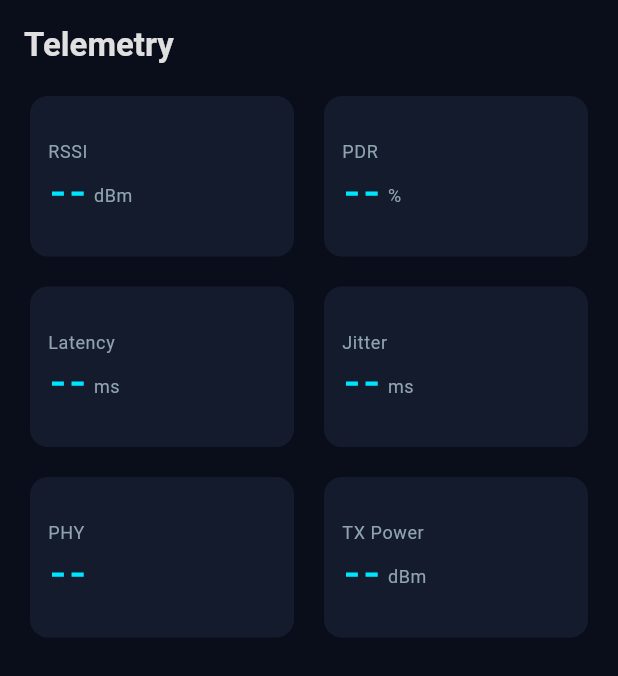
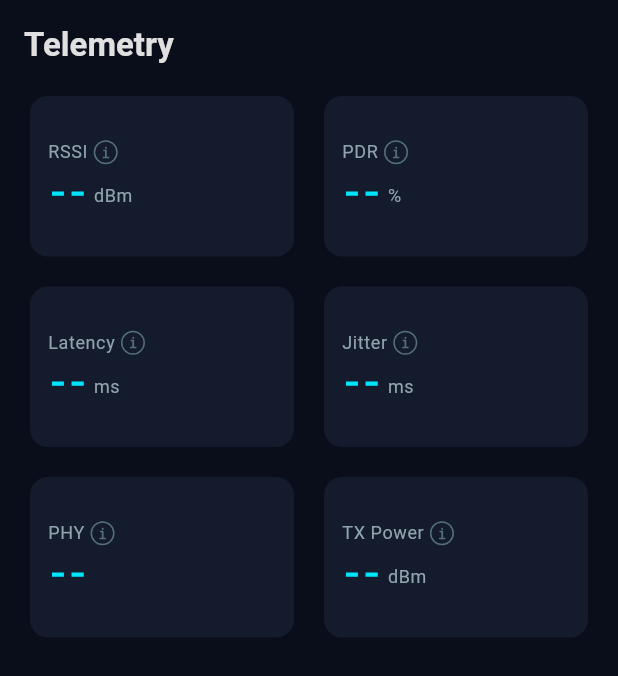
Before and after one commit to Royyyylin/ble_qos_app, a Flutter app: the DashboardTab widget shown alone on an empty page, opened directly with empty values, on a phone screen of 412 x 824 dp. Shown: the top 676 px of the screen. Run offline on Flutter 3.47's test engine with Material 3 defaults, Android fonts, the phone set to English and light mode, and no system bars; our stand-ins replace drift, flutter_blue_plus, flutter_riverpod, go_router, permission_handler; accounts and stored records are empty; generated files the repository leaves out were written again.

Commit message:
feat: add tooltip system with ⓘ info buttons on Dashboard metrics
InfoTooltip widget shows bottom sheet with title + body.
TooltipContent constants for all metrics (RSSI/PDR/Lat/Jit/PHY/TX).
Each Dashboard metric card now has ⓘ button for threshold explanation.

Co-Authored-By: Claude Opus 4.6 (1M context) <noreply@anthropic.com>

```diff
--- /dev/null
+++ b/lib/data/tooltip_content.dart
@@ -0,0 +1,45 @@
+/// Tooltip content for all metrics and controls.
+/// Source: UI_REDESIGN_SPEC.md §Tooltip Content
+class TooltipContent {
+  TooltipContent._();
+
+  static const rssi = (
+    title: 'RSSI 信號強度',
+    body: '> -65 dBm 強信號（綠）\n-65 ~ -85 中等（橘）\n< -85 弱信號（紅）',
+  );
+
+  static const pdr = (
+    title: 'PDR 封包送達率',
+    body: '> 95% 良好（綠）\n85~95% 注意（橘）\n< 85% 差（紅）',
+  );
+
+  static const latency = (
+    title: '延遲 Latency',
+    body: '< 20ms 低延遲（綠）\n20~50ms 正常（橘）\n> 50ms 高延遲（紅）',
+  );
+
+  static const jitter = (
+    title: '延遲抖動 Jitter',
+    body: '< 5ms 穩定（綠）\n5~15ms 波動（橘）\n> 15ms 不穩定（紅）',
+  );
+
+  static const phy = (
+    title: 'PHY 無線電模式',
+    body: '2M — 最快，距離最短\n1M — 平衡\nCoded S2 — 500kbps，較遠\nCoded S8 — 125kbps，最遠',
+  );
+
+  static const txPower = (
+    title: 'TX Power 發射功率',
+    body: '範圍 -40 ~ +8 dBm\n值越高距離越遠但越耗電',
+  );
+
+  static const profile = (
+    title: 'Profile QoS 策略',
+    body: 'FAST — 2M / 15ms，低延遲\nBALANCED — 1M / 30ms，平衡\nROBUST — Coded / 50ms，高可靠',
+  );
+
+  static const mode = (
+    title: 'Mode 模式',
+    body: 'AUTO — 韌體自動調整 QoS 參數\nENGINEER — 手動控制，5 分鐘 timeout',
+  );
+}
--- a/lib/features/device/dashboard/dashboard_tab.dart
+++ b/lib/features/device/dashboard/dashboard_tab.dart
@@ -5,13 +5,16 @@ import 'package:ble_qos_app/core/domain/health_threshold.dart';
 import 'package:ble_qos_app/core/gatt/gatt_structs.dart';
 import 'package:ble_qos_app/core/providers/metrics_provider.dart';
 import 'package:ble_qos_app/core/theme/app_colors.dart';
+import 'package:ble_qos_app/data/tooltip_content.dart';
+import 'package:ble_qos_app/widgets/info_tooltip.dart';
 
-/// Metric definition with health judgment.
+/// Metric definition with health judgment and tooltip.
 typedef _MetricDef = ({
   String label,
   String unit,
   String Function(QosStatus s) valueOf,
   HealthLevel Function(QosStatus s)? health,
+  ({String title, String body})? tooltip,
 });
 
 /// Dashboard tab — telemetry metrics with Pass/Fail color coding.
@@ -27,36 +30,42 @@ class DashboardTab extends ConsumerWidget {
       unit: 'dBm',
       valueOf: (s) => '${s.rssi}',
       health: (s) => HealthThreshold.rssi(s.rssi),
+      tooltip: TooltipContent.rssi,
     ),
     (
       label: 'PDR',
       unit: '%',
       valueOf: (s) => '${s.pdr}',
       health: (s) => HealthThreshold.pdr(s.pdr),
+      tooltip: TooltipContent.pdr,
     ),
     (
       label: 'Latency',
       unit: 'ms',
       valueOf: (s) => '${s.latency}',
       health: (s) => HealthThreshold.latency(s.latency),
+      tooltip: TooltipContent.latency,
     ),
     (
       label: 'Jitter',
       unit: 'ms',
       valueOf: (s) => '${s.jitter}',
       health: (s) => HealthThreshold.jitter(s.jitter),
+      tooltip: TooltipContent.jitter,
     ),
     (
       label: 'PHY',
       unit: '',
       valueOf: (s) => '${s.phy}',
-      health: null, // config value, no threshold
+      health: null,
+      tooltip: TooltipContent.phy,
     ),
     (
       label: 'TX Power',
       unit: 'dBm',
       valueOf: (s) => '${s.txPower}',
       health: null,
+      tooltip: TooltipContent.txPower,
     ),
   ];
 
@@ -101,6 +110,7 @@ class DashboardTab extends ConsumerWidget {
             health: status != null && m.health != null
                 ? m.health!(status)
                 : HealthLevel.unknown,
+            tooltip: m.tooltip,
           ),
       ],
     );
@@ -112,12 +122,14 @@ class _MetricCard extends StatelessWidget {
   final String value;
   final String unit;
   final HealthLevel health;
+  final ({String title, String body})? tooltip;
 
   const _MetricCard({
     required this.label,
     required this.value,
     required this.unit,
     required this.health,
+    this.tooltip,
   });
 
   @override
@@ -136,7 +148,15 @@ class _MetricCard extends StatelessWidget {
             crossAxisAlignment: CrossAxisAlignment.start,
             mainAxisAlignment: MainAxisAlignment.center,
             children: [
-              Text(label, style: Theme.of(context).textTheme.bodySmall),
+              Row(
+                children: [
+                  Text(label, style: Theme.of(context).textTheme.bodySmall),
+                  if (tooltip != null) ...[
+                    const SizedBox(width: 4),
+                    InfoTooltip(title: tooltip!.title, body: tooltip!.body),
+                  ],
+                ],
+              ),
               const SizedBox(height: 4),
               Row(
                 crossAxisAlignment: CrossAxisAlignment.baseline,
--- /dev/null
+++ b/lib/widgets/info_tooltip.dart
@@ -0,0 +1,94 @@
+import 'package:flutter/material.dart';
+
+import '../core/theme/app_colors.dart';
+
+/// ⓘ info button that shows a bottom sheet with title + body.
+/// Reusable across all metric displays.
+class InfoTooltip extends StatelessWidget {
+  final String title;
+  final String body;
+
+  const InfoTooltip({
+    super.key,
+    required this.title,
+    required this.body,
+  });
+
+  @override
+  Widget build(BuildContext context) {
+    return GestureDetector(
+      onTap: () => _showSheet(context),
+      child: Container(
+        width: 16,
+        height: 16,
+        decoration: BoxDecoration(
+          shape: BoxShape.circle,
+          border: Border.all(color: AppColors.stale, width: 1),
+        ),
+        alignment: Alignment.center,
+        child: Text(
+          'i',
+          style: TextStyle(
+            fontSize: 9,
+            fontWeight: FontWeight.w700,
+            fontFamily: AppColors.monoFontFamily,
+            color: AppColors.stale,
+            height: 1,
+          ),
+        ),
+      ),
+    );
+  }
+
+  void _showSheet(BuildContext context) {
+    showModalBottomSheet(
+      context: context,
+      backgroundColor: AppColors.surface,
+      shape: const RoundedRectangleBorder(
+        borderRadius: BorderRadius.vertical(top: Radius.circular(16)),
+      ),
+      builder: (ctx) => Padding(
+        padding: const EdgeInsets.fromLTRB(24, 12, 24, 32),
+        child: Column(
+          mainAxisSize: MainAxisSize.min,
+          crossAxisAlignment: CrossAxisAlignment.start,
+          children: [
+            // Drag handle
+            Center(
+              child: Container(
+                width: 36,
+                height: 4,
+                margin: const EdgeInsets.only(bottom: 16),
+                decoration: BoxDecoration(
+                  color: AppColors.stale,
+                  borderRadius: BorderRadius.circular(2),
+                ),
+              ),
+            ),
+            // Title
+            Text(
+              title,
+              style: TextStyle(
+                fontFamily: AppColors.monoFontFamily,
+                fontSize: 13,
+                fontWeight: FontWeight.w700,
+                color: AppColors.primary,
+                letterSpacing: 1,
+              ),
+            ),
+            const SizedBox(height: 8),
+            // Body
+            Text(
+              body,
+              style: const TextStyle(
+                fontSize: 13,
+                color: AppColors.textSecondary,
+                height: 1.6,
+              ),
+            ),
+          ],
+        ),
+      ),
+    );
+  }
+}
```
